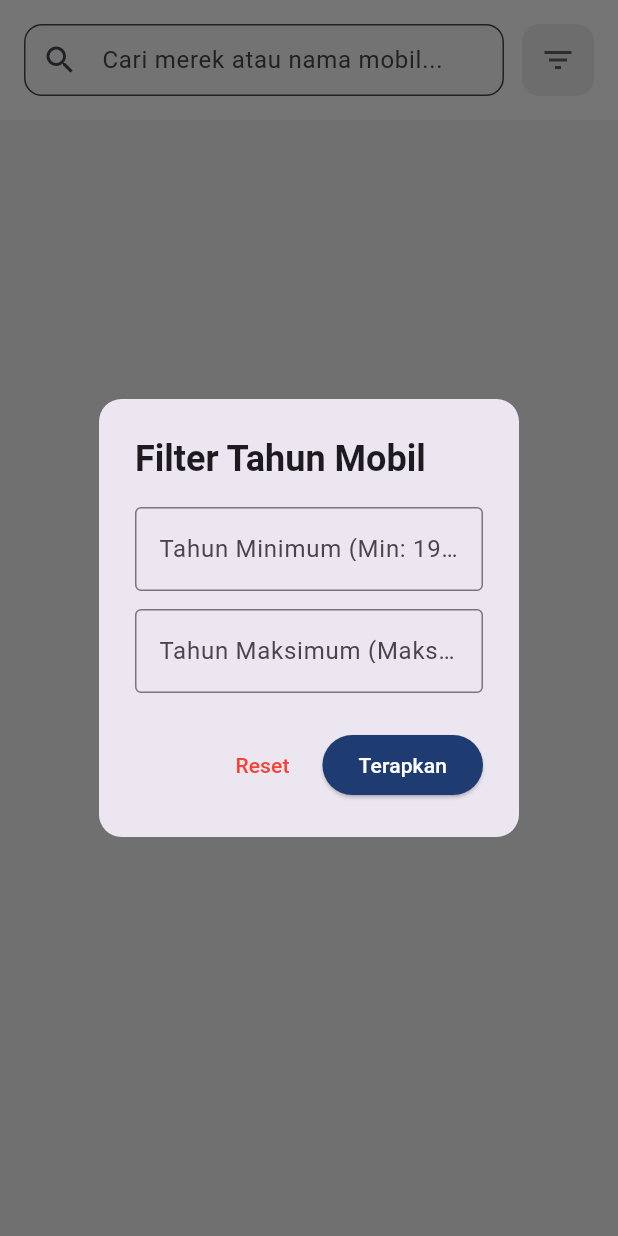
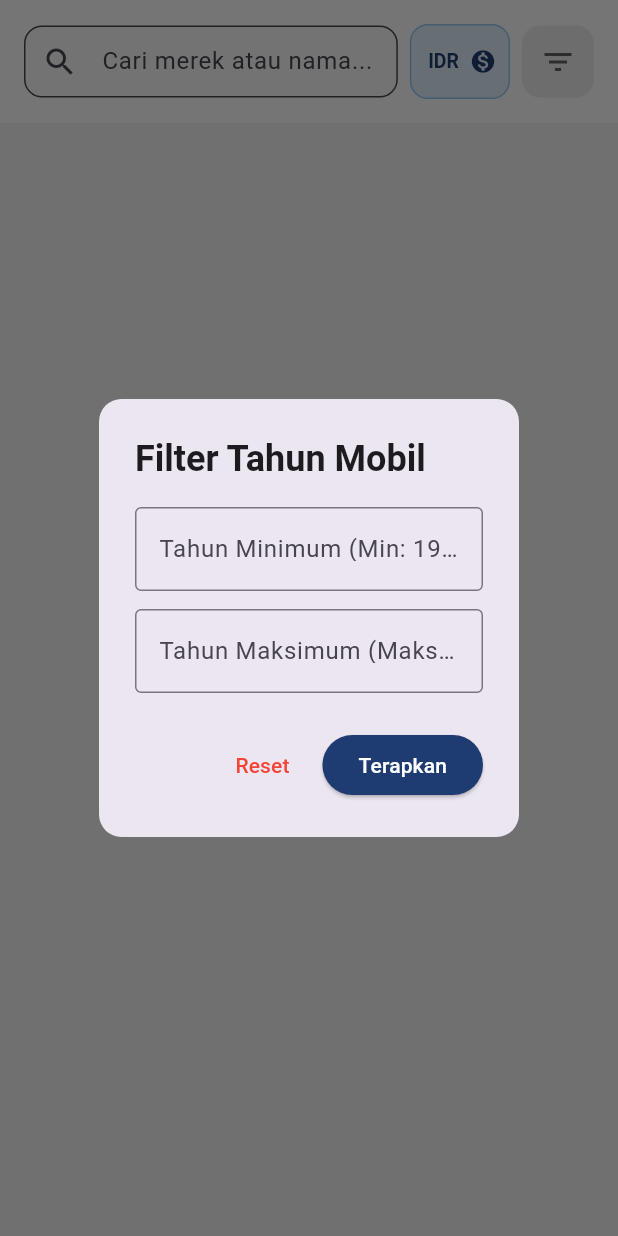
Before and after one commit to Mr-PAW/Otomotify, a Flutter app: the MarketplacePage screen opened directly with empty values, after a tap on the "filter list" icon, on a phone screen of 412 x 824 dp. Run offline on Flutter 3.47's test engine with Material 3 defaults, Android fonts, the phone set to English and light mode, and no system bars; our stand-ins replace cached_network_image, cloud_firestore, firebase_core, image_picker, sqflite; accounts and stored records are empty; network calls fail.

Commit message:
markeplace udah sesuai

```diff
--- a/otomofy/lib/pages/marketplace_page.dart
+++ b/otomofy/lib/pages/marketplace_page.dart
@@ -1,3 +1,5 @@
+import 'dart:convert';
+import 'package:http/http.dart' as http;
 import 'package:flutter/material.dart';
 import 'package:cloud_firestore/cloud_firestore.dart';
 import 'package:cached_network_image/cached_network_image.dart';
@@ -13,7 +15,7 @@ class MarketplacePage extends StatefulWidget {
 }
 
 class _MarketplacePageState extends State<MarketplacePage> {
-  // Variabel State buat nyimpen inputan user
+  // Variabel Search & Filter
   String _searchQuery = "";
   int? _minTahun;
   int? _maxTahun;
@@ -22,6 +24,36 @@ class _MarketplacePageState extends State<MarketplacePage> {
   final TextEditingController _minTahunController = TextEditingController();
   final TextEditingController _maxTahunController = TextEditingController();
 
+  // Variabel API Mata Uang
+  String _selectedCurrency = 'idr';
+  Map<String, dynamic> _exchangeRates = {};
+
+  @override
+  void initState() {
+    super.initState();
+    _fetchExchangeRates(); // Tarik data kurs pas halaman dibuka
+  }
+
+  // --- FUNGSI TEMBAK API KURS ---
+  Future<void> _fetchExchangeRates() async {
+    // Ngambil kurs terbaru dengan patokan Rupiah (idr)
+    final url = Uri.parse(
+      'https://cdn.jsdelivr.net/npm/@fawazahmed0/currency-api@latest/v1/currencies/idr.min.json',
+    );
+    try {
+      var response = await http.get(url);
+      if (response.statusCode == 200) {
+        var data = json.decode(response.body);
+        setState(() {
+          _exchangeRates = data['idr']; // Nyimpen semua kurs dunia
+        });
+      }
+    } catch (e) {
+      print("Gagal load API kurs Fawaz Ahmed: $e");
+    }
+  }
+
+  // --- FUNGSI FORMAT RUPIAH DASAR ---
   String formatRupiah(int number) {
     return number.toString().replaceAllMapped(
       RegExp(r'(\d{1,3})(?=(\d{3})+(?!\d))'),
@@ -29,9 +61,66 @@ class _MarketplacePageState extends State<MarketplacePage> {
     );
   }
 
+  // --- FUNGSI KONVERSI & FORMAT HARGA DINAMIS ---
+  String formatHargaDinamis(int hargaIdr) {
+    if (_selectedCurrency == 'idr' || _exchangeRates.isEmpty) {
+      return "Rp ${formatRupiah(hargaIdr)}";
+    }
+
+    // Ambil nilai rate dari API, kalau gak ada kasih 0
+    double rate = (_exchangeRates[_selectedCurrency] ?? 0).toDouble();
+    double converted = hargaIdr * rate;
+
+    // Setting Simbol
+    String symbol = "";
+    switch (_selectedCurrency) {
+      case 'usd':
+        symbol = "\$";
+        break;
+      case 'eur':
+        symbol = "€";
+        break;
+      case 'jpy':
+        symbol = "¥";
+        break;
+      case 'gbp':
+        symbol = "£";
+        break;
+      case 'cny':
+        symbol = "CN¥";
+        break; // Chinese Yuan
+      case 'myr':
+        symbol = "RM";
+        break; // Ringgit Malaysia
+      case 'sgd':
+        symbol = "S\$";
+        break; // Dollar Singapore
+      case 'thb':
+        symbol = "฿";
+        break; // Baht Thailand
+      case 'aud':
+        symbol = "A\$";
+        break; // Dollar Australia
+      case 'php':
+        symbol = "₱";
+        break; // Peso Filipina
+      default:
+        symbol = _selectedCurrency.toUpperCase();
+    }
+
+    // Pecah angka biar bisa dikasih koma ribuan (contoh: $ 18,500.00)
+    String numStr = converted.toStringAsFixed(2);
+    List<String> parts = numStr.split('.');
+    String formattedInt = parts[0].replaceAllMapped(
+      RegExp(r'(\d{1,3})(?=(\d{3})+(?!\d))'),
+      (Match m) => '${m[1]},',
+    );
+
+    return "$symbol $formattedInt.${parts[1]}";
+  }
+
   // --- FUNGSI MUNCULIN DIALOG FILTER TAHUN ---
   void _showFilterDialog() {
-    // Isi textfield sama filter yang lagi aktif (kalo ada)
     _minTahunController.text = _minTahun?.toString() ?? "";
     _maxTahunController.text = _maxTahun?.toString() ?? "";
 
@@ -73,7 +162,6 @@ class _MarketplacePageState extends State<MarketplacePage> {
             ],
           ),
           actions: [
-            // Tombol Reset Filter
             TextButton(
               onPressed: () {
                 setState(() {
@@ -84,13 +172,11 @@ class _MarketplacePageState extends State<MarketplacePage> {
               },
               child: Text("Reset", style: TextStyle(color: Colors.red)),
             ),
-            // Tombol Terapkan Filter
             ElevatedButton(
               onPressed: () {
                 int? parsedMin = int.tryParse(_minTahunController.text);
                 int? parsedMax = int.tryParse(_maxTahunController.text);
 
-                // ERROR HANDLING: Rentang 1950 - 2026
                 if (parsedMin != null &&
                     (parsedMin < 1950 || parsedMin > 2026)) {
                   ScaffoldMessenger.of(context).showSnackBar(
@@ -146,7 +232,7 @@ class _MarketplacePageState extends State<MarketplacePage> {
       body: Column(
         children: [
           // ==========================================
-          // BAGIAN ATAS: SEARCH BAR & TOMBOL FILTER
+          // BAGIAN ATAS: SEARCH BAR, KURS, & FILTER
           // ==========================================
           Container(
             padding: EdgeInsets.all(16),
@@ -156,17 +242,16 @@ class _MarketplacePageState extends State<MarketplacePage> {
                 Expanded(
                   child: TextField(
                     controller: _searchController,
-                    maxLength: 40, // ERROR HANDLING: Maks 40 Karakter
+                    maxLength: 40,
                     onChanged: (value) {
                       setState(() {
-                        _searchQuery = value
-                            .toLowerCase(); // Dibikin huruf kecil semua biar pencariannya gak case-sensitive
+                        _searchQuery = value.toLowerCase();
                       });
                     },
                     decoration: InputDecoration(
-                      hintText: "Cari merek atau nama mobil...",
+                      hintText: "Cari merek atau nama...",
                       prefixIcon: Icon(Icons.search),
-                      counterText: "", // Ngumpetin angka 0/40 biar rapi
+                      counterText: "",
                       contentPadding: EdgeInsets.symmetric(vertical: 0),
                       border: OutlineInputBorder(
                         borderRadius: BorderRadius.circular(12),
@@ -177,8 +262,63 @@ class _MarketplacePageState extends State<MarketplacePage> {
                     ),
                   ),
                 ),
-                SizedBox(width: 12),
-                // Tombol Filter (Bakal berubah warna kalo ada filter yg aktif)
+                SizedBox(width: 8),
+
+                // DROPDOWN MATA UANG API
+                Container(
+                  padding: EdgeInsets.symmetric(horizontal: 8),
+                  decoration: BoxDecoration(
+                    color: Colors.blue[50],
+                    borderRadius: BorderRadius.circular(12),
+                    border: Border.all(color: Colors.blue[200]!),
+                  ),
+                  child: DropdownButtonHideUnderline(
+                    child: DropdownButton<String>(
+                      value: _selectedCurrency,
+                      icon: Icon(
+                        Icons.monetization_on,
+                        color: Color(0xFF1E3C72),
+                        size: 18,
+                      ),
+                      style: TextStyle(
+                        color: Color(0xFF1E3C72),
+                        fontWeight: FontWeight.bold,
+                        fontSize: 13,
+                      ),
+                      items: [
+                        DropdownMenuItem(value: 'idr', child: Text(" IDR")),
+                        DropdownMenuItem(value: 'usd', child: Text(" USD")),
+                        DropdownMenuItem(value: 'eur', child: Text(" EUR")),
+                        DropdownMenuItem(value: 'jpy', child: Text(" JPY")),
+                        DropdownMenuItem(value: 'gbp', child: Text(" GBP")),
+                        DropdownMenuItem(value: 'cny', child: Text(" CNY")),
+                        DropdownMenuItem(value: 'myr', child: Text(" MYR")),
+                        DropdownMenuItem(value: 'sgd', child: Text(" SGD")),
+                        DropdownMenuItem(value: 'thb', child: Text(" THB")),
+                        DropdownMenuItem(value: 'aud', child: Text(" AUD")),
+                        DropdownMenuItem(value: 'php', child: Text(" PHP")),
+                      ],
+                      onChanged: (val) {
+                        if (val != null) {
+                          if (_exchangeRates.isEmpty && val != 'idr') {
+                            ScaffoldMessenger.of(context).showSnackBar(
+                              SnackBar(
+                                content: Text(
+                                  "Sedang mengambil data kurs dunia, tunggu 1-2 detik lagi ya!",
+                                ),
+                              ),
+                            );
+                          } else {
+                            setState(() => _selectedCurrency = val);
+                          }
+                        }
+                      },
+                    ),
+                  ),
+                ),
+                SizedBox(width: 8),
+
+                // TOMBOL FILTER TAHUN
                 Container(
                   decoration: BoxDecoration(
                     color: (_minTahun != null || _maxTahun != null)
@@ -201,16 +341,13 @@ class _MarketplacePageState extends State<MarketplacePage> {
           ),
 
           // ==========================================
-          // BAGIAN BAWAH: LIST MARKETPLACE (UDAH DI-FILTER)
+          // BAGIAN BAWAH: LIST MARKETPLACE
           // ==========================================
           Expanded(
             child: StreamBuilder<QuerySnapshot>(
               stream: FirebaseFirestore.instance
                   .collection('mobil')
-                  .where(
-                    'terjual',
-                    isEqualTo: false,
-                  ) // Tarik semua yang belum laku
+                  .where('terjual', isEqualTo: false)
                   .snapshots(),
               builder: (context, snapshot) {
                 if (snapshot.connectionState == ConnectionState.waiting)
@@ -220,30 +357,35 @@ class _MarketplacePageState extends State<MarketplacePage> {
                     child: Text("Belum ada iklan mobil di marketplace ini."),
                   );
 
-                // PROSES FILTERING LOKAL DI HP
+                // FILTERING & SEARCHING KODE KEMARIN (Udah Anti-Spasi)
                 var rawDocs = snapshot.data!.docs;
                 var filteredDocs = rawDocs.where((doc) {
                   var data = doc.data() as Map<String, dynamic>;
 
-                  // 1. Logika Searching (Gabung merek + nama)
                   String merek = (data['merek'] ?? '').toString().toLowerCase();
                   String nama = (data['nama'] ?? '').toString().toLowerCase();
-                  String gabunganNama = "$merek $nama";
+                  String gabunganNamaTanpaSpasi = "$merek$nama".replaceAll(
+                    RegExp(r'\s+'),
+                    '',
+                  );
+                  String queryTanpaSpasi = _searchQuery.replaceAll(
+                    RegExp(r'\s+'),
+                    '',
+                  );
 
-                  bool matchSearch = gabunganNama.contains(_searchQuery);
+                  bool matchSearch = gabunganNamaTanpaSpasi.contains(
+                    queryTanpaSpasi,
+                  );
 
-                  // 2. Logika Filter Tahun
                   int tahunMobil = data['tahun'] ?? 0;
                   bool matchMinTahun =
                       _minTahun == null || tahunMobil >= _minTahun!;
                   bool matchMaxTahun =
                       _maxTahun == null || tahunMobil <= _maxTahun!;
 
-                  // Mobil ini lolos seleksi kalo menuhi semua syarat
                   return matchSearch && matchMinTahun && matchMaxTahun;
                 }).toList();
 
-                // Kalo hasil filter kosong
                 if (filteredDocs.isEmpty) {
                   return Center(
                     child: Column(
@@ -260,7 +402,7 @@ class _MarketplacePageState extends State<MarketplacePage> {
                   );
                 }
 
-                // Proses Sorting Waktu (Terbaru di atas)
+                // SORTING TERBARU
                 filteredDocs.sort((a, b) {
                   Timestamp? timeA =
                       (a.data() as Map<String, dynamic>)['createdAt']
@@ -354,8 +496,9 @@ class _MarketplacePageState extends State<MarketplacePage> {
                                       ),
                                     ),
                                     SizedBox(height: 16),
+                                    // PANGGIL FUNGSI DINAMIS DI SINI!
                                     Text(
-                                      "Rp ${formatRupiah(mobil['harga'])}",
+                                      formatHargaDinamis(mobil['harga']),
                                       style: TextStyle(
                                         fontSize: 16,
                                         fontWeight: FontWeight.bold,
```
Also changed, not shown: otomofy/lib/pages/jual_page.dart (+26 -7 lines).
